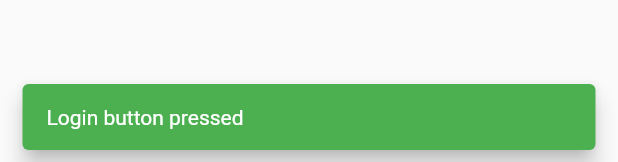
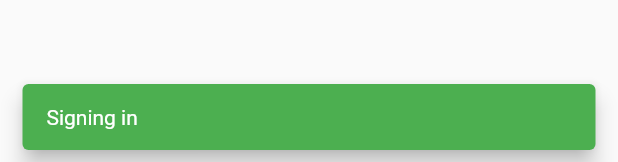
Before and after one commit to 0xrpj/kalpanik-saathi, a Flutter app: the SignIn widget shown alone on an empty page, opened directly, after a tap on an icon or button, on a phone screen of 412 x 824 dp. Shown: the part 1071-1233 px from the top of the screen. Run offline on Flutter 3.47's test engine with Material 2 defaults, Android fonts, the phone set to English and light mode, and no system bars; our stand-ins replace firebase_core, font_awesome_flutter; accounts and stored records are empty; project files that could hold a hidden picture were left out.

```diff
--- a/lib/pages/widgets/sign_in.dart
+++ b/lib/pages/widgets/sign_in.dart
@@ -1,5 +1,6 @@
 import 'package:flutter/material.dart';
 import 'package:font_awesome_flutter/font_awesome_flutter.dart';
+import 'package:kalpaniksaathi/services/auth.dart';
 import 'package:kalpaniksaathi/theme.dart';
 import 'package:kalpaniksaathi/widgets/snackbar.dart';
 
@@ -13,6 +14,8 @@ class SignIn extends StatefulWidget {
 class _SignInState extends State<SignIn> {
   TextEditingController loginEmailController = TextEditingController();
   TextEditingController loginPasswordController = TextEditingController();
+
+  final AuthService auth = AuthService();
 
   final FocusNode focusNodeEmail = FocusNode();
   final FocusNode focusNodePassword = FocusNode();
@@ -123,10 +126,15 @@ class _SignInState extends State<SignIn> {
               Container(
                   margin: const EdgeInsets.only(top: 160.0, bottom: 20.0),
                   child: ElevatedButton(
-                    onPressed: () => CustomSnackBar(
-                      context,
-                      const Text('Login button pressed'),
-                    ),
+                    onPressed: () async {
+                      final dynamic result = await auth.signInAnon();
+                      if (result == null) {
+                        CustomSnackBar(context, const Text('Can\'t sign in'));
+                      } else {
+                        print(result);
+                        CustomSnackBar(context, const Text('Signing in'));
+                      }
+                    },
                     child: const Icon(
                       FontAwesomeIcons.chevronRight,
                       size: 18.0,
```
